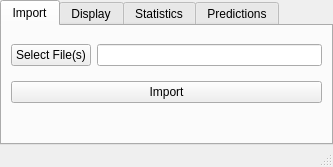
Basanites/Pollutant-Prediction, file mainwindow.ui: the form before one commit.
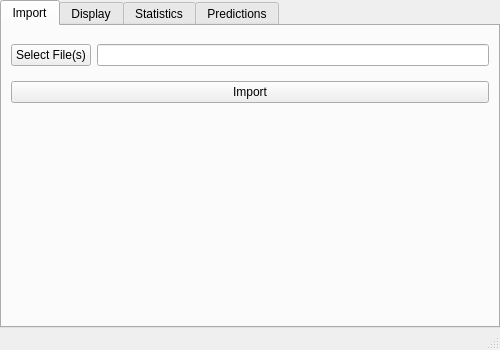
The form after the commit.

```diff
--- a/mainwindow.ui
+++ b/mainwindow.ui
@@ -6,8 +6,8 @@
    <rect>
     <x>0</x>
     <y>0</y>
-    <width>333</width>
-    <height>167</height>
+    <width>500</width>
+    <height>350</height>
    </rect>
   </property>
   <property name="minimumSize">
```
